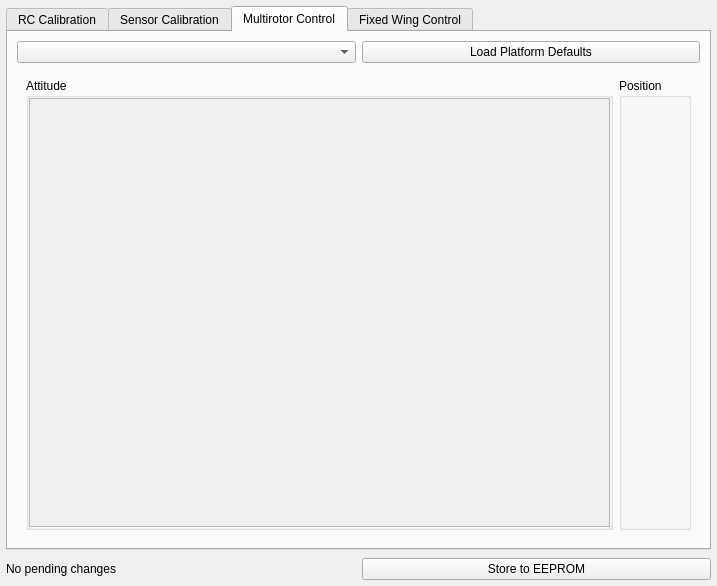
First picture: the form in src/ui/QGCVehicleConfig.ui, repository mavlink/qgroundcontrol, before the edit.
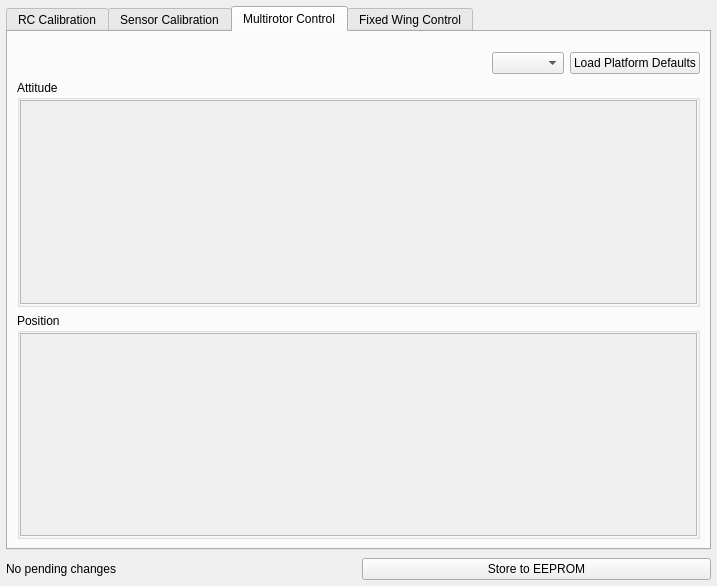
Second picture: the form after the edit. The open tabs and pages were chosen to show the change. Icons and pictures are not drawn.

Diff of the .ui file:
```diff
--- a/src/ui/QGCVehicleConfig.ui
+++ b/src/ui/QGCVehicleConfig.ui
@@ -750,67 +750,102 @@
       <attribute name="title">
        <string>Multirotor Control</string>
       </attribute>
-      <layout class="QGridLayout" name="gridLayout_3">
-       <item row="0" column="0">
-        <widget class="QComboBox" name="multiRotorComboBox"/>
-       </item>
-       <item row="0" column="1">
+      <layout class="QGridLayout" name="gridLayout_3" columnstretch="80,0,0">
+       <property name="topMargin">
+        <number>20</number>
+       </property>
+       <item row="0" column="2">
         <widget class="QPushButton" name="loadMultiRotorDefaultsButton">
          <property name="text">
           <string>Load Platform Defaults</string>
          </property>
         </widget>
        </item>
-       <item row="1" column="0" colspan="2">
-        <widget class="QWidget" name="multiRotorControlWidget" native="true">
-         <layout class="QGridLayout" name="gridLayout_7">
-          <item row="0" column="1">
-           <widget class="QGroupBox" name="multiRotorControlPositionGroupBox">
-            <property name="title">
-             <string>Position</string>
+       <item row="0" column="0">
+        <spacer name="horizontalSpacer_8">
+         <property name="orientation">
+          <enum>Qt::Horizontal</enum>
+         </property>
+         <property name="sizeHint" stdset="0">
+          <size>
+           <width>40</width>
+           <height>20</height>
+          </size>
+         </property>
+        </spacer>
+       </item>
+       <item row="0" column="1">
+        <widget class="QComboBox" name="multiRotorComboBox"/>
+       </item>
+       <item row="2" column="0" colspan="3">
+        <widget class="QGroupBox" name="multiRotorControlPositionGroupBox">
+         <property name="title">
+          <string>Position</string>
+         </property>
+         <layout class="QVBoxLayout" name="verticalLayout_5">
+          <property name="margin">
+           <number>0</number>
+          </property>
+          <item>
+           <widget class="QScrollArea" name="scrollArea_2">
+            <property name="widgetResizable">
+             <bool>true</bool>
             </property>
-            <layout class="QHBoxLayout" name="horizontalLayout_5">
-             <item>
-              <layout class="QVBoxLayout" name="multiRotorPositionLayout"/>
-             </item>
-            </layout>
+            <widget class="QWidget" name="scrollAreaWidgetContents_2">
+             <property name="geometry">
+              <rect>
+               <x>0</x>
+               <y>0</y>
+               <width>651</width>
+               <height>203</height>
+              </rect>
+             </property>
+             <layout class="QVBoxLayout" name="verticalLayout_4">
+              <property name="margin">
+               <number>0</number>
+              </property>
+              <item>
+               <layout class="QVBoxLayout" name="multiRotorPositionLayout"/>
+              </item>
+             </layout>
+            </widget>
            </widget>
           </item>
-          <item row="0" column="0">
-           <widget class="QGroupBox" name="multiRotorControlAttitudeGroupBox">
-            <property name="title">
-             <string>Attitude</string>
+         </layout>
+        </widget>
+       </item>
+       <item row="1" column="0" colspan="3">
+        <widget class="QGroupBox" name="multiRotorControlAttitudeGroupBox">
+         <property name="title">
+          <string>Attitude</string>
+         </property>
+         <layout class="QVBoxLayout" name="verticalLayout_3">
+          <property name="margin">
+           <number>0</number>
+          </property>
+          <item>
+           <widget class="QScrollArea" name="scrollArea">
+            <property name="widgetResizable">
+             <bool>true</bool>
             </property>
-            <layout class="QHBoxLayout" name="horizontalLayout_6">
-             <property name="margin">
-              <number>0</number>
+            <widget class="QWidget" name="scrollAreaWidgetContents">
+             <property name="geometry">
+              <rect>
+               <x>0</x>
+               <y>0</y>
+               <width>651</width>
+               <height>204</height>
+              </rect>
              </property>
-             <item>
-              <widget class="QScrollArea" name="scrollArea">
-               <property name="widgetResizable">
-                <bool>true</bool>
-               </property>
-               <widget class="QWidget" name="scrollAreaWidgetContents">
-                <property name="geometry">
-                 <rect>
-                  <x>0</x>
-                  <y>0</y>
-                  <width>541</width>
-                  <height>417</height>
-                 </rect>
-                </property>
-                <layout class="QHBoxLayout" name="horizontalLayout_4">
-                 <property name="margin">
-                  <number>0</number>
-                 </property>
-                 <item>
-                  <layout class="QVBoxLayout" name="multiRotorAttitudeLayout"/>
-                 </item>
-                </layout>
-               </widget>
-              </widget>
-             </item>
-            </layout>
+             <layout class="QHBoxLayout" name="horizontalLayout_4">
+              <property name="margin">
+               <number>0</number>
+              </property>
+              <item>
+               <layout class="QVBoxLayout" name="multiRotorAttitudeLayout"/>
+              </item>
+             </layout>
+            </widget>
            </widget>
           </item>
          </layout>
```
Left out of the diff: 119 changed lines with no effect on the pictures.
